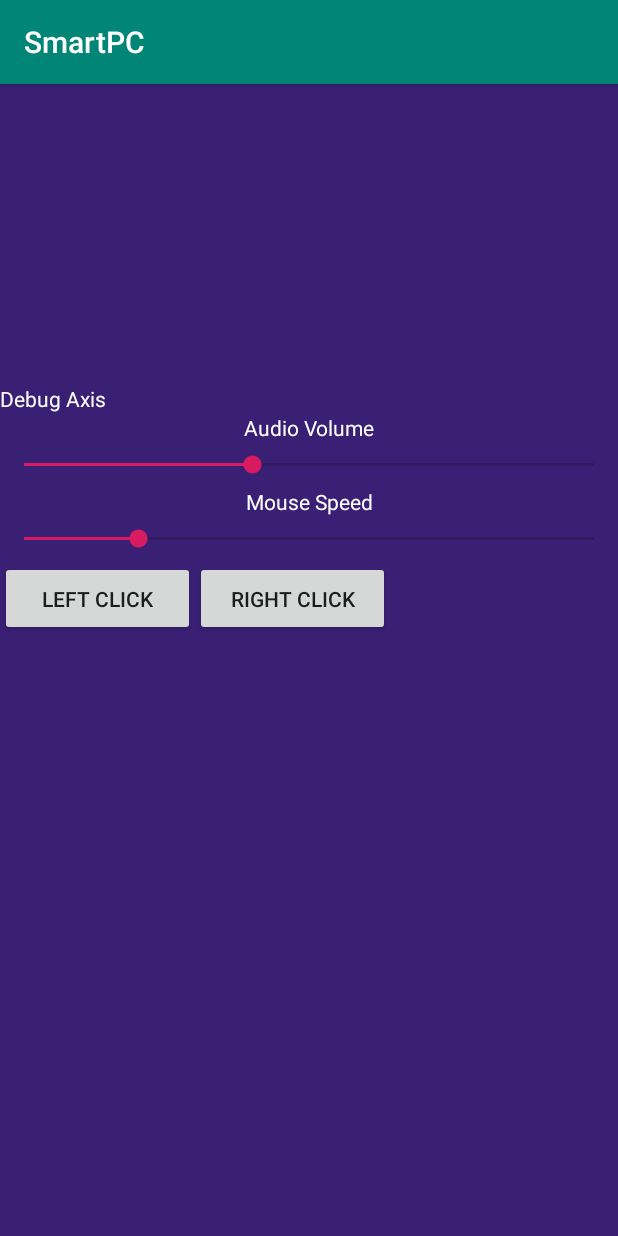
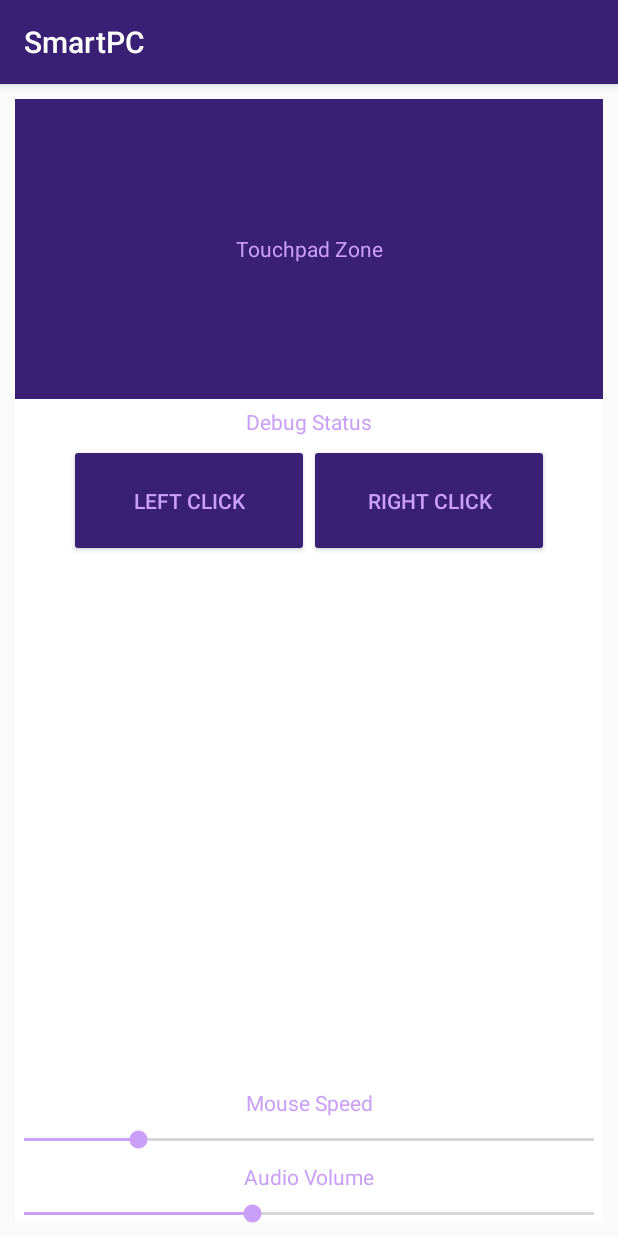
Before and after one commit to zr0n/SmartPCApp, an Android app: the screen it shows after launch (MainActivity), on a phone screen of 412 x 824 dp. Run offline under Robolectric (Android 15) with nearby library versions, the phone set to English and light mode, and no system bars.

Commit message:
Designing

```diff
--- a/app/src/main/java/com/souluizfernando/smartpc/MainActivity.java
+++ b/app/src/main/java/com/souluizfernando/smartpc/MainActivity.java
@@ -94,13 +94,13 @@ public class MainActivity extends AppCompatActivity implements View.OnClickListe
                 (int) getWindowManager().getDefaultDisplay().getHeight(),
                 Bitmap.Config.ARGB_8888
         );
-
+        /*
         canvas = new Canvas(bitMap);
         iv.setImageBitmap(bitMap);
-
         paint = new Paint();
         paint.setColor(Color.WHITE);
         paint.setStrokeWidth(10);
+        */
     }
 
     @Override
@@ -180,7 +180,19 @@ public class MainActivity extends AppCompatActivity implements View.OnClickListe
                 case MotionEvent.ACTION_UP:
                     initialX = -1;
                     initialY = -1;
+                    /*
                     canvas.drawLine(0,0,0,0,paint);
+                    float textWidth = 50.f;
+                    float textHeight = 15.f;
+
+                    float x = iv.getWidth() * .5f;
+                    x -= textWidth * .5f;
+
+                    float y = iv.getHeight() * .5f;
+                    y -= textHeight * .5f;
+
+                    canvas.drawText("Touchpad Zone", x, y, paint);
+                    */
                     return true;
 
             }
@@ -246,7 +258,7 @@ public class MainActivity extends AppCompatActivity implements View.OnClickListe
     private void HandleMovement(){
 
 
-        //tv.setText("iX: " + initialX + " iY: " + initialY + " cX: " + currentX + " cY: " + currentY);
+        tv.setText("iX: " + initialX + " iY: " + initialY + " cX: " + currentX + " cY: " + currentY);
         //tv.setText(new MouseCommand("Move", 0, 0).toJson());
         tv.setText(socket.bConnected ? "Socket Connected" : "Socket Not Connected");
 
@@ -261,12 +273,13 @@ public class MainActivity extends AppCompatActivity implements View.OnClickListe
             e.printStackTrace();
         }
 
-        DrawLine();
+        //DrawLine();
     }
 
     private void DrawLine(){
 
-        canvas.drawColor(getResources().getColor(R.color.Meteorite));
+        canvas.drawColor(getResources().getColor(R.color.colorAccent));
+
         canvas.drawLine(initialX, initialY, currentX, currentY, paint);
     }
 }
--- a/app/src/main/res/layout/activity_main.xml
+++ b/app/src/main/res/layout/activity_main.xml
@@ -1,5 +1,5 @@
 <?xml version="1.0" encoding="utf-8"?>
-<android.support.constraint.ConstraintLayout xmlns:android="http://schemas.android.com/apk/res/android"
+<FrameLayout xmlns:android="http://schemas.android.com/apk/res/android"
     xmlns:app="http://schemas.android.com/apk/res-auto"
     xmlns:tools="http://schemas.android.com/tools"
     android:layout_width="match_parent"
@@ -8,25 +8,78 @@
 
     <LinearLayout
         android:orientation="vertical"
-        android:backgroundTint="@color/Meteorite"
-        android:background="@color/Perfume"
+        android:layout_gravity="center"
+        android:gravity="top"
+        android:backgroundTint="@android:color/white"
+        android:background="@color/colorAccent"
         android:layout_width="match_parent"
+        android:layout_margin="15px"
         android:layout_height="match_parent">
-        <ImageView
-            android:id="@+id/touchableArea"
+        <FrameLayout
+            android:layout_height="wrap_content"
             android:layout_width="match_parent"
-            android:layout_height="200dp"
-            app:srcCompat="@color/Perfume" />
+            android:layout_marginBottom="5dp"
+            >
+            <ImageView
+                android:id="@+id/touchableArea"
+                android:layout_width="match_parent"
+                android:layout_height="200dp"
+                app:srcCompat="@color/colorPrimary" />
+            <TextView
+                android:layout_width="match_parent"
+                android:layout_height="match_parent"
+                android:gravity="center"
+                android:text="Touchpad Zone"
+                android:textColor="@color/colorAccent"/>
+        </FrameLayout>
+
         <TextView
             android:id="@+id/textView"
-            android:layout_width="wrap_content"
+            android:layout_width="match_parent"
             android:layout_height="wrap_content"
-            android:textColor="@android:color/white"
-            android:text="Debug Axis"
+            android:textColor="@color/colorAccent"
+            android:textAlignment="center"
+            android:text="Debug Status"
+            android:layout_marginBottom="5dp"
             app:layout_constraintBottom_toBottomOf="parent"
             app:layout_constraintLeft_toLeftOf="parent"
             app:layout_constraintRight_toRightOf="parent"
             app:layout_constraintTop_toTopOf="parent" />
+
+        <LinearLayout
+            android:gravity="center"
+            android:textAlignment="center"
+            android:alignmentMode="alignMargins"
+            android:columnCount="2"
+            android:rowCount="1"
+            android:layout_width="match_parent"
+            android:layout_height="75dp">
+            <Button
+                android:id="@+id/leftClickBtn"
+                android:layout_width="160dp"
+                android:layout_height="75dp"
+                android:backgroundTint="@color/colorPrimary"
+                android:textColor="@color/colorAccent"
+                android:textAlignment="center"
+                android:text="Left Click" />
+
+            <Button
+                android:id="@+id/rightClickBtn"
+                android:layout_width="160dp"
+                android:layout_height="75dp"
+                android:backgroundTint="@color/colorPrimary"
+                android:textColor="@color/colorAccent"
+                android:text="Right Click" />
+        </LinearLayout>
+
+
+    </LinearLayout>
+
+    <LinearLayout
+        android:orientation="vertical"
+        android:layout_width="match_parent"
+        android:layout_gravity="bottom"
+        android:layout_height="wrap_content">
         <LinearLayout
             android:orientation="vertical"
             android:layout_width="match_parent"
@@ -35,26 +88,7 @@
                 android:layout_width="match_parent"
                 android:textAlignment="center"
                 android:layout_height="wrap_content"
-                android:textColor="@android:color/white"
-                android:text="Audio Volume"
-                app:layout_constraintBottom_toBottomOf="parent"
-                app:layout_constraintLeft_toLeftOf="parent"
-                app:layout_constraintRight_toRightOf="parent"
-                app:layout_constraintTop_toTopOf="parent" />
-            <SeekBar
-                android:id="@+id/volumeControl"
-                android:layout_width="match_parent"
-                android:layout_height="30dp" />
-        </LinearLayout>
-        <LinearLayout
-            android:orientation="vertical"
-            android:layout_width="match_parent"
-            android:layout_height="wrap_content">
-            <TextView
-                android:layout_width="match_parent"
-                android:textAlignment="center"
-                android:layout_height="wrap_content"
-                android:textColor="@android:color/white"
+                android:textColor="@color/colorAccent"
                 android:text="Mouse Speed"
                 app:layout_constraintBottom_toBottomOf="parent"
                 app:layout_constraintLeft_toLeftOf="parent"
@@ -67,28 +101,27 @@
         </LinearLayout>
 
         <LinearLayout
-            android:textAlignment="center"
-            android:alignmentMode="alignMargins"
-            android:columnCount="2"
-            android:rowCount="1"
+            android:orientation="vertical"
             android:layout_width="match_parent"
-            android:layout_height="75dp">
-            <Button
-                android:id="@+id/leftClickBtn"
-                android:layout_width="130dp"
-                android:layout_height="50dp"
+            android:layout_height="wrap_content">
+            <TextView
+                android:layout_width="match_parent"
                 android:textAlignment="center"
-                android:text="Left Click" />
-
-            <Button
-                android:id="@+id/rightClickBtn"
-                android:layout_width="130dp"
-                android:layout_height="50dp"
-                android:text="Right Click" />
+                android:layout_height="wrap_content"
+                android:textColor="@color/colorAccent"
+                android:text="Audio Volume"
+                app:layout_constraintBottom_toBottomOf="parent"
+                app:layout_constraintLeft_toLeftOf="parent"
+                app:layout_constraintRight_toRightOf="parent"
+                app:layout_constraintTop_toTopOf="parent" />
+            <SeekBar
+                android:id="@+id/volumeControl"
+                android:progress="50"
+                android:layout_width="match_parent"
+                android:layout_height="30dp" />
         </LinearLayout>
-
-
     </LinearLayout>
 
 
-</android.support.constraint.ConstraintLayout>
+
+</FrameLayout>
--- a/app/src/main/res/values/colors.xml
+++ b/app/src/main/res/values/colors.xml
@@ -1,9 +1,7 @@
 <?xml version="1.0" encoding="utf-8"?>
 <resources>
-    <color name="colorPrimary">#008577</color>
+    <color name="colorPrimary">#392074</color>
     <color name="colorPrimaryDark">#00574B</color>
-    <color name="colorAccent">#D81B60</color>
+    <color name="colorAccent">#CA9FF8</color>
 
-    <color name="Meteorite" >#392074</color>
-    <color name="Perfume">#CA9FF8</color>
 </resources>
```
